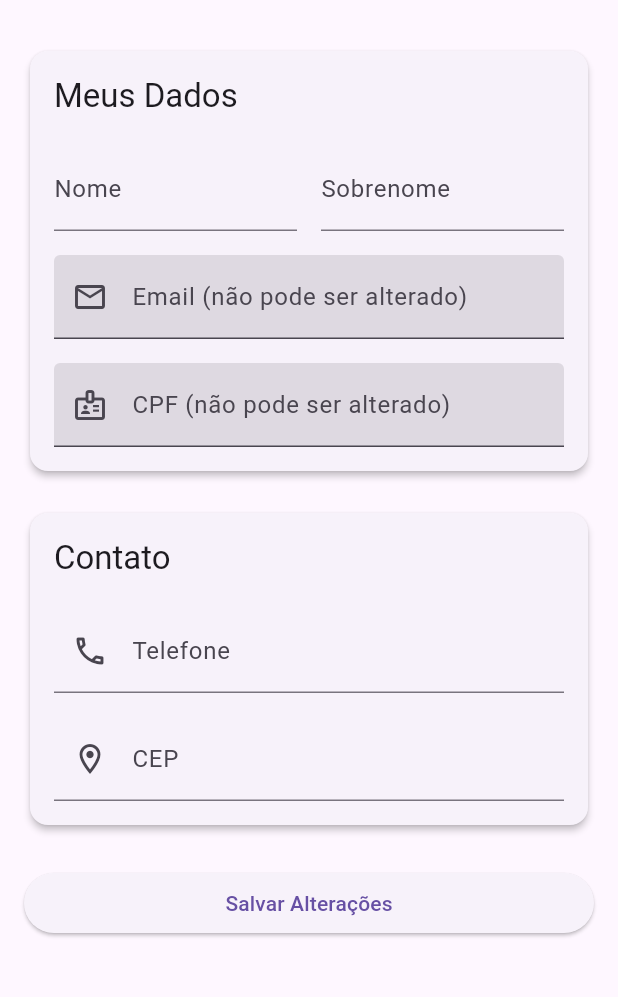
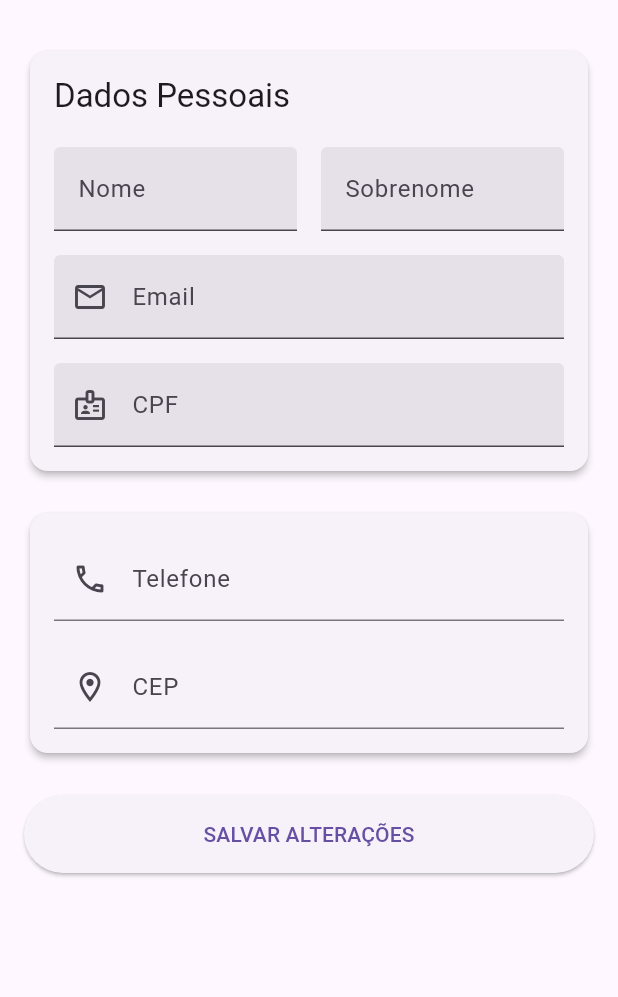
Before and after one commit to LeandroGuilhermiti/tcc-frontend, a Flutter app: the EditarDadosCliente screen opened by its route, on a phone screen of 412 x 824 dp, the part 63-1060 px from its top. Run offline on Flutter 3.47's test engine with Material 3 defaults, Android fonts, the phone set to English and light mode, and no system bars; our stand-ins replace flutter_dotenv, google_fonts, jwt_decoder, mask_text_input_formatter, syncfusion_flutter_calendar, table_calendar; missing offline and left inert: dart:html, flutter_appauth, flutter_web_auth_2; accounts and stored records are empty.

Commit message:
Adicionando lógica para redirecionar à tela de cadastro de usuário

```diff
--- a/lib/pages/client_user/editar_dados_cliente.dart
+++ b/lib/pages/client_user/editar_dados_cliente.dart
@@ -1,17 +1,24 @@
 import 'package:flutter/material.dart';
 import 'package:mask_text_input_formatter/mask_text_input_formatter.dart';
+import 'package:provider/provider.dart';
 
 import '../../models/user_model.dart';
-
-import 'package:provider/provider.dart';
 import '../../providers/auth_controller.dart';
 import '../../providers/user_provider.dart';
+import '../../services/auth_service.dart'; // Importe para usar no cadastro
+import '../../services/user_service.dart'; // Importe o serviço diretamente para o POST
+
 import '../../widgets/menu_lateral_cliente.dart';
-
 import '/pages/client_user/selecao_agenda_page.dart';
 
 class EditarDadosCliente extends StatefulWidget {
-  const EditarDadosCliente({super.key});
+  // Adicionamos esta flag para distinguir os modos
+  final bool isNovoCadastro;
+
+  const EditarDadosCliente({
+    super.key,
+    this.isNovoCadastro = false,
+  });
 
   @override
   State<EditarDadosCliente> createState() => _EditarDadosClienteState();
@@ -21,7 +28,6 @@ class _EditarDadosClienteState extends State<EditarDadosCliente> {
   final _formKey = GlobalKey<FormState>();
   bool _isSaving = false;
 
-  // Controladores de texto
   late TextEditingController _nomeController;
   late TextEditingController _sobrenomeController;
   late TextEditingController _emailController;
@@ -29,7 +35,6 @@ class _EditarDadosClienteState extends State<EditarDadosCliente> {
   late TextEditingController _telefoneController;
   late TextEditingController _cepController;
 
-  // Máscaras de formatação
   final _cpfFormatter = MaskTextInputFormatter(
     mask: '###.###.###-##',
     filter: {"#": RegExp(r'[0-9]')},
@@ -51,19 +56,17 @@ class _EditarDadosClienteState extends State<EditarDadosCliente> {
 
   void _carregarDadosUsuario() {
     final auth = Provider.of<AuthController>(context, listen: false);
-    final UserModel? usuario = auth.usuario;
+    final UserModel? usuario = auth.usuario; // Aqui usamos o usuario "temporário" criado no login
 
-    _nomeController =
-        TextEditingController(text: usuario?.primeiroNome ?? '');
-    _sobrenomeController =
-        TextEditingController(text: usuario?.sobrenome ?? '');
+    _nomeController = TextEditingController(text: usuario?.primeiroNome ?? '');
+    _sobrenomeController = TextEditingController(text: usuario?.sobrenome ?? '');
     _emailController = TextEditingController(text: usuario?.email ?? '');
-    _cpfController = TextEditingController(
-        text: _cpfFormatter.maskText(usuario?.cpf ?? ''));
-    _telefoneController = TextEditingController(
-        text: _telefoneFormatter.maskText(usuario?.telefone ?? ''));
-    _cepController = TextEditingController(
-        text: _cepFormatter.maskText(usuario?.cep ?? ''));
+
+    // Se for novo cadastro, o CPF provavelmente virá vazio do Cognito, então deixamos vazio.
+    _cpfController = TextEditingController(text: _cpfFormatter.maskText(usuario?.cpf ?? ''));
+
+    _telefoneController = TextEditingController(text: _telefoneFormatter.maskText(usuario?.telefone ?? ''));
+    _cepController = TextEditingController(text: _cepFormatter.maskText(usuario?.cep ?? ''));
   }
 
   Future<void> _salvarPerfil() async {
@@ -71,110 +74,129 @@ class _EditarDadosClienteState extends State<EditarDadosCliente> {
       return;
     }
 
-    setState(() {
-      _isSaving = true;
-    });
-    final String telefoneMascarado = _telefoneController.text;
-    final String cepMascarado = _cepController.text;
+    setState(() => _isSaving = true);
 
-    final String telefoneSemMascara =
-        telefoneMascarado.replaceAll(RegExp(r'[^0-9]'), '');
-    final String cepSemMascara =
-        cepMascarado.replaceAll(RegExp(r'[^0-9]'), '');
+    final authController = Provider.of<AuthController>(context, listen: false);
+    final userProvider = Provider.of<UsuarioProvider>(context, listen: false);
+    final userService = UsuarioService(); // Instancia o serviço diretamente para o POST
 
-    final Map<String, dynamic> dadosAtualizados = {
-      'telefone': telefoneSemMascara,
-      'cep': cepSemMascara,
-    };
+    // Limpeza das máscaras
+    final String telefoneSemMascara = _telefoneController.text.replaceAll(RegExp(r'[^0-9]'), '');
+    final String cepSemMascara = _cepController.text.replaceAll(RegExp(r'[^0-9]'), '');
+    final String cpfSemMascara = _cpfController.text.replaceAll(RegExp(r'[^0-9]'), '');
 
     try {
-      final sucesso = await Provider.of<UsuarioProvider>(context, listen: false)
-          .atualizarUsuario(dadosAtualizados);
+      bool sucesso = false;
+
+      // --- CENÁRIO 1: NOVO CADASTRO (POST) ---
+      if (widget.isNovoCadastro) {
+
+        // Montamos o objeto completo para o banco de dados
+        final Map<String, dynamic> dadosNovoUsuario = {
+          'id': authController.usuario!.id, // ID QUE VEIO DO COGNITO (Injetado no Login)
+          'nome': _nomeController.text.trim(), // Ajuste conforme seu backend espera (nome ou givenName?)
+          'sobrenome': _sobrenomeController.text.trim(),
+          'email': _emailController.text.trim(),
+          'cpf': cpfSemMascara,
+          'cep': cepSemMascara,
+          'telefone': telefoneSemMascara,
+          'tipo': 0, // 0 = Cliente Comum
+        };
+
+        // Fazemos o POST
+        await userService.cadastrarUsuario(
+          dadosNovoUsuario,
+          authController.usuario!.idToken!
+        );
+
+        // Se não deu Exception, foi sucesso.
+        // PRECISAS ADICIONAR UM MÉTODO NO AUTHCONTROLLER PARA ATUALIZAR O ESTADO
+        // Exemplo: authController.concluirCadastro();
+        // Por enquanto, vamos forçar uma atualização manual no model local:
+        authController.atualizarUsuarioLocalmente(
+             cadastroPendente: false,
+             cpf: cpfSemMascara,
+             telefone: telefoneSemMascara,
+             cep: cepSemMascara
+        );
+
+        sucesso = true;
+
+      }
+      // --- CENÁRIO 2: EDIÇÃO (PATCH) ---
+      else {
+        final Map<String, dynamic> dadosAtualizados = {
+          'telefone': telefoneSemMascara,
+          'cep': cepSemMascara,
+        };
+        sucesso = await userProvider.atualizarUsuario(dadosAtualizados);
+      }
 
       if (sucesso && mounted) {
-        ScaffoldMessenger.of(context).showSnackBar(
-          const SnackBar(
-            content: Text('Perfil atualizado com sucesso!'),
-            backgroundColor: Colors.green,
-          ),
-        );
+        ScaffoldMessenger.of(context).showSnackBar(const SnackBar(
+          content: Text('Dados salvos com sucesso!'),
+          backgroundColor: Colors.green,
+        ));
 
-        // Fecha possível drawer/rota atual e substitui pela tela de seleção
-        // Se não houver nada para fechar, Navigator.pop falhará silenciosamente.
-        if (Navigator.canPop(context)) Navigator.pop(context);
-        Navigator.of(context).pushReplacement(
-          MaterialPageRoute(
-            builder: (context) => const SelecaoAgendaPage(),
-          ),
-        );
-      } else if (mounted) {
-        final erro = Provider.of<UsuarioProvider>(context, listen: false).error;
-        ScaffoldMessenger.of(context).showSnackBar(
-          SnackBar(
-            content: Text('Erro ao atualizar: $erro'),
-            backgroundColor: Colors.red, // Manter vermelho para erro OK
-          ),
-        );
+        // Redireciona para a home (o main.dart vai reconstruir e ver que cadastroPendente agora é false)
+        Navigator.of(context).pushReplacementNamed('/selecao_cliente');
       }
     } catch (e) {
       if (mounted) {
-        ScaffoldMessenger.of(context).showSnackBar(
-          SnackBar(
-            content: Text('Ocorreu um erro: ${e.toString()}'),
-            backgroundColor: Colors.red,
-          ),
-        );
+        ScaffoldMessenger.of(context).showSnackBar(SnackBar(
+          content: Text('Erro ao salvar: $e'),
+          backgroundColor: Colors.red,
+        ));
       }
     } finally {
-      if (mounted) {
-        setState(() {
-          _isSaving = false;
-        });
-      }
+      if (mounted) setState(() => _isSaving = false);
     }
   }
 
   @override
   Widget build(BuildContext context) {
+    // Se for novo cadastro, não mostra menu lateral (drawer), pois ele ainda não "entrou" no sistema
     return Scaffold(
       appBar: AppBar(
-        title: const Text('Editar Meus Dados'),
+        title: Text(widget.isNovoCadastro ? 'Finalizar Cadastro' : 'Editar Meus Dados'),
+        // Remove botão de voltar se for novo cadastro para obrigar o preenchimento
+        automaticallyImplyLeading: !widget.isNovoCadastro,
       ),
-      drawer: const AppDrawerCliente(currentPage: AppDrawerPage.perfil),
+      drawer: widget.isNovoCadastro ? null : const AppDrawerCliente(currentPage: AppDrawerPage.perfil),
       body: Form(
         key: _formKey,
         child: ListView(
           padding: const EdgeInsets.all(16.0),
           children: [
+            if (widget.isNovoCadastro)
+              const Padding(
+                padding: EdgeInsets.only(bottom: 20),
+                child: Text(
+                  "Olá! Vimos que é seu primeiro acesso. Por favor, confirme seus dados para continuar.",
+                  style: TextStyle(fontSize: 16, color: Colors.grey),
+                ),
+              ),
+
             // --- Card de Informações Pessoais ---
             Card(
               elevation: 2,
-              shape: RoundedRectangleBorder(
-                borderRadius: BorderRadius.circular(12),
-              ),
+              shape: RoundedRectangleBorder(borderRadius: BorderRadius.circular(12)),
               child: Padding(
                 padding: const EdgeInsets.all(16.0),
                 child: Column(
                   crossAxisAlignment: CrossAxisAlignment.start,
                   children: [
-                    Text(
-                      "Meus Dados",
-                      style: Theme.of(context).textTheme.titleLarge,
-                    ),
+                    Text("Dados Pessoais", style: Theme.of(context).textTheme.titleLarge),
                     const SizedBox(height: 20),
+
+                    // NOME E SOBRENOME (Geralmente vem do Cognito, ReadOnly)
                     Row(
                       children: [
                         Expanded(
                           child: TextFormField(
                             controller: _nomeController,
-                            readOnly: true,
-                            decoration: const InputDecoration(
-                              labelText: 'Nome',
-                            ),
-                            validator: (value) =>
-                                value == null || value.trim().isEmpty
-                                    ? 'Obrigatório'
-                                    : null,
+                            readOnly: true, // Cognito manda, não edita
+                            decoration: const InputDecoration(labelText: 'Nome', filled: true),
                           ),
                         ),
                         const SizedBox(width: 16),
@@ -182,35 +204,42 @@ class _EditarDadosClienteState extends State<EditarDadosCliente> {
                           child: TextFormField(
                             controller: _sobrenomeController,
                             readOnly: true,
-                            decoration: const InputDecoration(
-                              labelText: 'Sobrenome',
-                            ),
+                            decoration: const InputDecoration(labelText: 'Sobrenome', filled: true),
                           ),
                         ),
                       ],
                     ),
                     const SizedBox(height: 16),
+
+                    // EMAIL (ReadOnly)
                     TextFormField(
                       controller: _emailController,
                       readOnly: true,
-                      decoration: InputDecoration(
-                        labelText: 'Email (não pode ser alterado)',
-                        prefixIcon: Icon(Icons.email_outlined),
-                        filled: true,
-                        fillColor: Theme.of(context).disabledColor.withOpacity(0.1),
-                      ),
+                      decoration: const InputDecoration(labelText: 'Email', prefixIcon: Icon(Icons.email_outlined), filled: true),
                     ),
                     const SizedBox(height: 16),
+
+                    // CPF - LÓGICA DE BLOQUEIO
+                    // Se é novo cadastro, permite editar. Se é edição, bloqueia.
                     TextFormField(
                       controller: _cpfController,
-                      readOnly: true,
+                      // Só pode editar se for NOVO cadastro
+                      readOnly: !widget.isNovoCadastro,
                       inputFormatters: [_cpfFormatter],
                       decoration: InputDecoration(
-                        labelText: 'CPF (não pode ser alterado)',
-                        prefixIcon: Icon(Icons.badge_outlined),
-                        filled: true,
-                        fillColor: Theme.of(context).disabledColor.withOpacity(0.1),
+                        labelText: 'CPF',
+                        prefixIcon: const Icon(Icons.badge_outlined),
+                        filled: !widget.isNovoCadastro, // Cinza se bloqueado
+                        // Helper text para avisar
+                        helperText: widget.isNovoCadastro ? 'Obrigatório para agendamentos' : null,
                       ),
+                      validator: (value) {
+                         if (widget.isNovoCadastro) {
+                            if (value == null || value.isEmpty) return 'Obrigatório';
+                            if (_cpfFormatter.getUnmaskedText().length != 11) return 'CPF incompleto';
+                         }
+                         return null;
+                      },
                     ),
                   ],
                 ),
@@ -218,48 +247,28 @@ class _EditarDadosClienteState extends State<EditarDadosCliente> {
             ),
             const SizedBox(height: 20),
 
-            // --- Card de Contato (Editável) ---
+            // --- Card de Contato ---
             Card(
               elevation: 2,
-              shape: RoundedRectangleBorder(
-                borderRadius: BorderRadius.circular(12),
-              ),
+              shape: RoundedRectangleBorder(borderRadius: BorderRadius.circular(12)),
               child: Padding(
                 padding: const EdgeInsets.all(16.0),
                 child: Column(
-                  crossAxisAlignment: CrossAxisAlignment.start,
                   children: [
-                    Text(
-                      "Contato",
-                      style: Theme.of(context).textTheme.titleLarge,
-                    ),
-                    const SizedBox(height: 20),
                     TextFormField(
                       controller: _telefoneController,
-                      decoration: const InputDecoration(
-                        labelText: 'Telefone',
-                        prefixIcon: Icon(Icons.phone_outlined),
-                      ),
+                      decoration: const InputDecoration(labelText: 'Telefone', prefixIcon: Icon(Icons.phone_outlined)),
                       keyboardType: TextInputType.phone,
                       inputFormatters: [_telefoneFormatter],
-                      validator: (value) => value == null || value.length < 15
-                          ? 'Telefone inválido'
-                          : null,
+                      validator: (v) => v!.length < 14 ? 'Inválido' : null,
                     ),
                     const SizedBox(height: 16),
                     TextFormField(
                       controller: _cepController,
-                      decoration: const InputDecoration(
-                        labelText: 'CEP',
-                        prefixIcon: Icon(Icons.location_on_outlined),
-                      ),
+                      decoration: const InputDecoration(labelText: 'CEP', prefixIcon: Icon(Icons.location_on_outlined)),
                       keyboardType: TextInputType.number,
                       inputFormatters: [_cepFormatter],
-                      validator: (value) =>
-                          _cepFormatter.getUnmaskedText().isNotEmpty &&
-                                  _cepFormatter.getUnmaskedText().length < 8
-                              ? 'CEP inválido'
-                              : null,
+                      validator: (v) => _cepFormatter.getUnmaskedText().length < 8 ? 'Inválido' : null,
                     ),
                   ],
                 ),
@@ -267,21 +276,17 @@ class _EditarDadosClienteState extends State<EditarDadosCliente> {
             ),
             const SizedBox(height: 24),
 
-            // Botão de Ação Principal
             SizedBox(
               width: double.infinity,
               child: ElevatedButton(
                 onPressed: _isSaving ? null : _salvarPerfil,
+                style: ElevatedButton.styleFrom(
+                   padding: const EdgeInsets.symmetric(vertical: 16),
+                   backgroundColor: widget.isNovoCadastro ? Colors.blueAccent : null, // Destaque se for novo
+                ),
                 child: _isSaving
-                    ? const SizedBox(
-                        height: 24,
-                        width: 24,
-                        child: CircularProgressIndicator(
-                          color: Colors.white,
-                          strokeWidth: 3,
-                        ),
-                      )
-                    : const Text('Salvar Alterações'),
+                    ? const CircularProgressIndicator(color: Colors.white)
+                    : Text(widget.isNovoCadastro ? 'FINALIZAR CADASTRO' : 'SALVAR ALTERAÇÕES'),
               ),
             ),
           ],
```
Also changed, not shown: lib/main.dart (+8 -0 lines), lib/providers/auth_controller.dart (+33 -0 lines).
